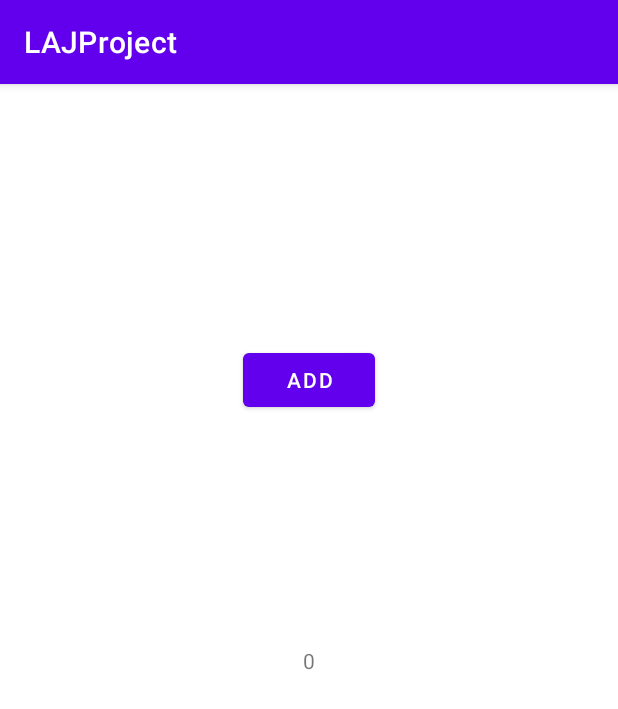
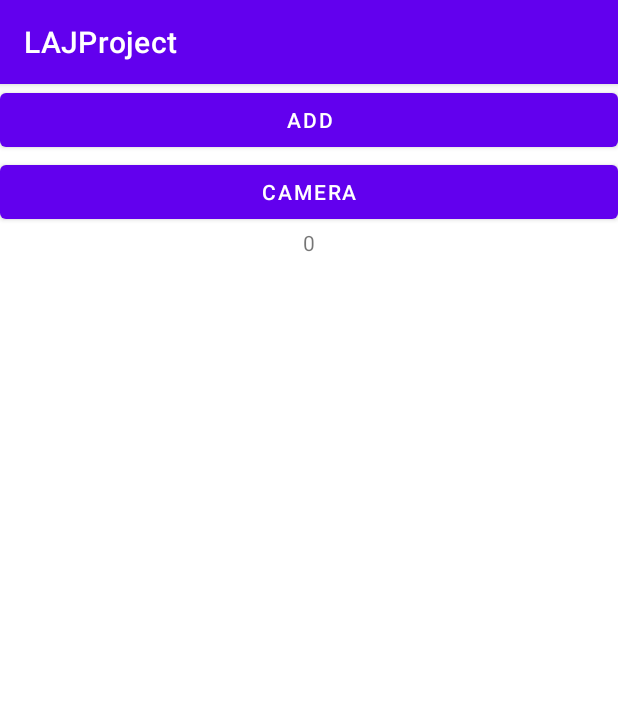
Before and after one commit to Harpsichord1207/LAJProject, an Android app: the screen it shows after launch (MainActivity), on a phone screen of 412 x 824 dp. Shown: the top 709 px of the screen. Run offline under Robolectric (Android 15) with nearby library versions, the phone set to English and light mode, and no system bars.

Commit message:
open camera use camera 2

```diff
--- a/app/build.gradle
+++ b/app/build.gradle
@@ -7,7 +7,7 @@ android {
 
     defaultConfig {
         applicationId "cn.harpsichord.lajproject"
-        minSdk 16
+        minSdk 21
         targetSdk 31
         versionCode 1
         versionName "1.0"
--- a/app/src/main/AndroidManifest.xml
+++ b/app/src/main/AndroidManifest.xml
@@ -1,6 +1,8 @@
 <?xml version="1.0" encoding="utf-8"?>
 <manifest xmlns:android="http://schemas.android.com/apk/res/android"
     package="cn.harpsichord.lajproject">
+
+    <uses-permission android:name="android.permission.CAMERA" />
 
     <application
         android:allowBackup="true"
@@ -9,6 +11,9 @@
         android:roundIcon="@mipmap/ic_launcher_round"
         android:supportsRtl="true"
         android:theme="@style/Theme.LAJProject">
+        <activity
+            android:name=".CameraActivity"
+            android:exported="false" />
         <activity
             android:name=".MainActivity"
             android:exported="true">
--- a/app/src/main/java/cn/harpsichord/lajproject/MainActivity.java
+++ b/app/src/main/java/cn/harpsichord/lajproject/MainActivity.java
@@ -1,12 +1,17 @@
 package cn.harpsichord.lajproject;
 
+import androidx.annotation.NonNull;
 import androidx.appcompat.app.AppCompatActivity;
 
+import android.content.Intent;
+import android.graphics.SurfaceTexture;
 import android.os.Bundle;
 import android.util.Log;
+import android.view.TextureView;
 import android.view.View;
 import android.widget.Button;
 import android.widget.TextView;
+import android.widget.Toast;
 
 public class MainActivity extends AppCompatActivity {
 
@@ -20,15 +25,19 @@ public class MainActivity extends AppCompatActivity {
         Button button = findViewById(R.id.test_button);
         TextView textView = findViewById(R.id.test_text);
 
-        button.setOnClickListener(new View.OnClickListener() {
-            @Override
-            public void onClick(View v) {
-                String text = textView.getText().toString();
-                Log.d(TAG, text);
-                long number = Long.parseLong(text);
-                number = number + 1;
-                textView.setText(String.valueOf(number));
-            }
+        button.setOnClickListener(v -> {
+            String text = textView.getText().toString();
+            Log.d(TAG, text);
+            long number = Long.parseLong(text);
+            number = number + 1;
+            textView.setText(String.valueOf(number));
         });
+
+        Button cameraButton = findViewById(R.id.test_camera);
+        cameraButton.setOnClickListener(v -> {
+            Intent intent = new Intent(this, CameraActivity.class);
+            startActivity(intent);
+        });
+
     }
 }
--- a/app/src/main/res/layout/activity_main.xml
+++ b/app/src/main/res/layout/activity_main.xml
@@ -1,29 +1,30 @@
 <?xml version="1.0" encoding="utf-8"?>
-<androidx.constraintlayout.widget.ConstraintLayout xmlns:android="http://schemas.android.com/apk/res/android"
+<LinearLayout xmlns:android="http://schemas.android.com/apk/res/android"
     xmlns:app="http://schemas.android.com/apk/res-auto"
     xmlns:tools="http://schemas.android.com/tools"
+    android:orientation="vertical"
     android:layout_width="match_parent"
     android:layout_height="match_parent"
     tools:context=".MainActivity">
 
     <Button
         android:id="@+id/test_button"
-        app:layout_constraintBottom_toBottomOf="@+id/test_text"
-        app:layout_constraintLeft_toLeftOf="parent"
-        app:layout_constraintRight_toRightOf="parent"
-        app:layout_constraintTop_toTopOf="parent"
         android:text="ADD"
-        android:layout_width="wrap_content"
+        android:layout_width="match_parent"
+        android:layout_height="wrap_content" />
+
+    <Button
+        android:id="@+id/test_camera"
+        android:text="CAMERA"
+        android:layout_width="match_parent"
         android:layout_height="wrap_content" />
 
     <TextView
         android:id="@+id/test_text"
-        android:layout_width="wrap_content"
+        android:layout_width="match_parent"
         android:layout_height="wrap_content"
-        android:text="0"
-        app:layout_constraintBottom_toBottomOf="parent"
-        app:layout_constraintLeft_toLeftOf="parent"
-        app:layout_constraintRight_toRightOf="parent"
-        app:layout_constraintTop_toTopOf="parent" />
+        android:gravity="center"
+        android:text="0" />
 
-</androidx.constraintlayout.widget.ConstraintLayout>
+
+</LinearLayout>
```
Also changed, not shown: app/src/main/java/cn/harpsichord/lajproject/CameraActivity.java (added, +162 -0 lines), app/src/main/res/layout/activity_camera.xml (added, +14 -0 lines).
